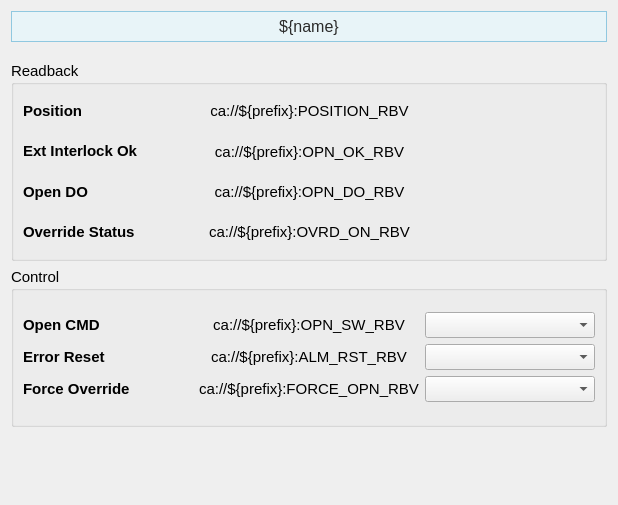
Above: pcdswidgets/static_ui/vacuum/valves/VVC_expert.ui from pcdshub/pcdswidgets before the change. Below: the same form after it.
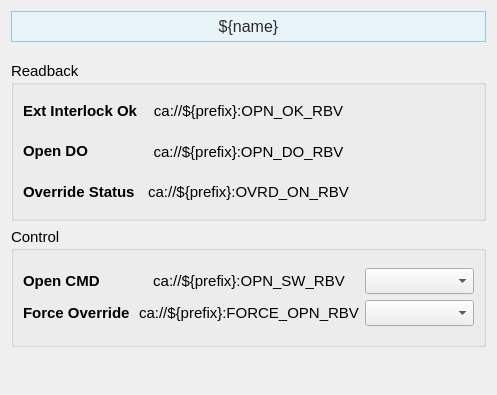
That is the form after the change. Custom widgets are drawn as their Qt base class.

Patch:
```diff
--- a/pcdswidgets/static_ui/vacuum/valves/VVC_expert.ui
+++ b/pcdswidgets/static_ui/vacuum/valves/VVC_expert.ui
@@ -6,8 +6,8 @@
    <rect>
     <x>0</x>
     <y>0</y>
-    <width>618</width>
-    <height>505</height>
+    <width>497</width>
+    <height>395</height>
    </rect>
   </property>
   <property name="sizePolicy">
@@ -80,7 +80,7 @@
      <property name="minimumSize">
       <size>
        <width>0</width>
-       <height>200</height>
+       <height>160</height>
       </size>
      </property>
      <property name="font">
@@ -96,21 +96,6 @@
        <layout class="QHBoxLayout" name="horizontalLayout_4" stretch="1,1,1">
         <item>
          <layout class="QVBoxLayout" name="verticalLayout">
-          <item>
-           <widget class="QLabel" name="interlock_ok_label_13">
-            <property name="font">
-             <font>
-              <pointsize>11</pointsize>
-             </font>
-            </property>
-            <property name="styleSheet">
-             <string/>
-            </property>
-            <property name="text">
-             <string>&lt;html&gt;&lt;head/&gt;&lt;body&gt;&lt;p&gt;&lt;span style=&quot; font-weight:600;&quot;&gt;Position&lt;/span&gt;&lt;/p&gt;&lt;/body&gt;&lt;/html&gt;</string>
-            </property>
-           </widget>
-          </item>
           <item>
            <widget class="QLabel" name="interlock_ok_label_8">
             <property name="font">
@@ -160,22 +145,6 @@
         </item>
         <item>
          <layout class="QVBoxLayout" name="verticalLayout_4">
-          <item>
-           <widget class="PyDMLabel" name="PyDMLabel_19">
-            <property name="toolTip">
-             <string/>
-            </property>
-            <property name="text">
-             <string>ca://${prefix}:POSITION_RBV</string>
-            </property>
-            <property name="alignment">
-             <set>Qt::AlignCenter</set>
-            </property>
-            <property name="channel">
-             <string>ca://${prefix}:POSITION_RBV</string>
-            </property>
-           </widget>
-          </item>
           <item>
            <widget class="PyDMLabel" name="PyDMLabel_13">
             <property name="toolTip">
@@ -282,13 +251,6 @@
         </item>
         <item>
          <layout class="QVBoxLayout" name="verticalLayout_3">
-          <item>
-           <widget class="QLabel" name="label_3">
-            <property name="text">
-             <string/>
-            </property>
-           </widget>
-          </item>
           <item>
            <widget class="QLabel" name="label_12">
             <property name="text">
@@ -328,7 +290,7 @@
      <property name="minimumSize">
       <size>
        <width>0</width>
-       <height>160</height>
+       <height>120</height>
       </size>
      </property>
      <property name="font">
@@ -359,21 +321,6 @@
             </property>
            </widget>
           </item>
-          <item>
-           <widget class="QLabel" name="interlock_ok_label_16">
-            <property name="font">
-             <font>
-              <pointsize>11</pointsize>
-             </font>
-            </property>
-            <property name="styleSheet">
-             <string/>
-            </property>
-            <property name="text">
-             <string>&lt;html&gt;&lt;head/&gt;&lt;body&gt;&lt;p&gt;&lt;span style=&quot; font-weight:600;&quot;&gt;Error Reset&lt;/span&gt;&lt;/p&gt;&lt;/body&gt;&lt;/html&gt;</string>
-            </property>
-           </widget>
-          </item>
           <item>
            <widget class="QLabel" name="interlock_ok_label_9">
             <property name="font">
@@ -436,49 +383,6 @@
             </property>
            </widget>
           </item>
-          <item>
-           <widget class="PyDMLabel" name="PyDMLabel_22">
-            <property name="toolTip">
-             <string/>
-            </property>
-            <property name="text">
-             <string>ca://${prefix}:ALM_RST_RBV</string>
-            </property>
-            <property name="alignment">
-             <set>Qt::AlignCenter</set>
-            </property>
-            <property name="precision">
-             <number>0</number>
-            </property>
-            <property name="showUnits">
-             <bool>false</bool>
-            </property>
-            <property name="precisionFromPV">
-             <bool>true</bool>
-            </property>
-            <property name="alarmSensitiveContent">
-             <bool>false</bool>
-            </property>
-            <property name="alarmSensitiveBorder">
-             <bool>true</bool>
-            </property>
-            <property name="PyDMToolTip">
-             <string/>
-            </property>
-            <property name="channel">
-             <string>ca://${prefix}:ALM_RST_RBV</string>
-            </property>
-            <property name="enableRichText">
-             <bool>false</bool>
-            </property>
-            <property name="displayLabelText">
-             <bool>false</bool>
-            </property>
-            <property name="disconnectedText">
-             <string/>
-            </property>
-           </widget>
-          </item>
           <item>
            <widget class="PyDMLabel" name="PyDMLabel_7">
             <property name="toolTip">
@@ -509,16 +413,6 @@
             </property>
            </widget>
           </item>
-          <item>
-           <widget class="PyDMEnumComboBox" name="PyDMEnumComboBox_2">
-            <property name="toolTip">
-             <string/>
-            </property>
-            <property name="channel">
-             <string>ca://${prefix}:ALM_RST</string>
-            </property>
-           </widget>
-          </item>
           <item>
            <widget class="PyDMEnumComboBox" name="PyDMEnumComboBox_3">
             <property name="toolTip">
```
